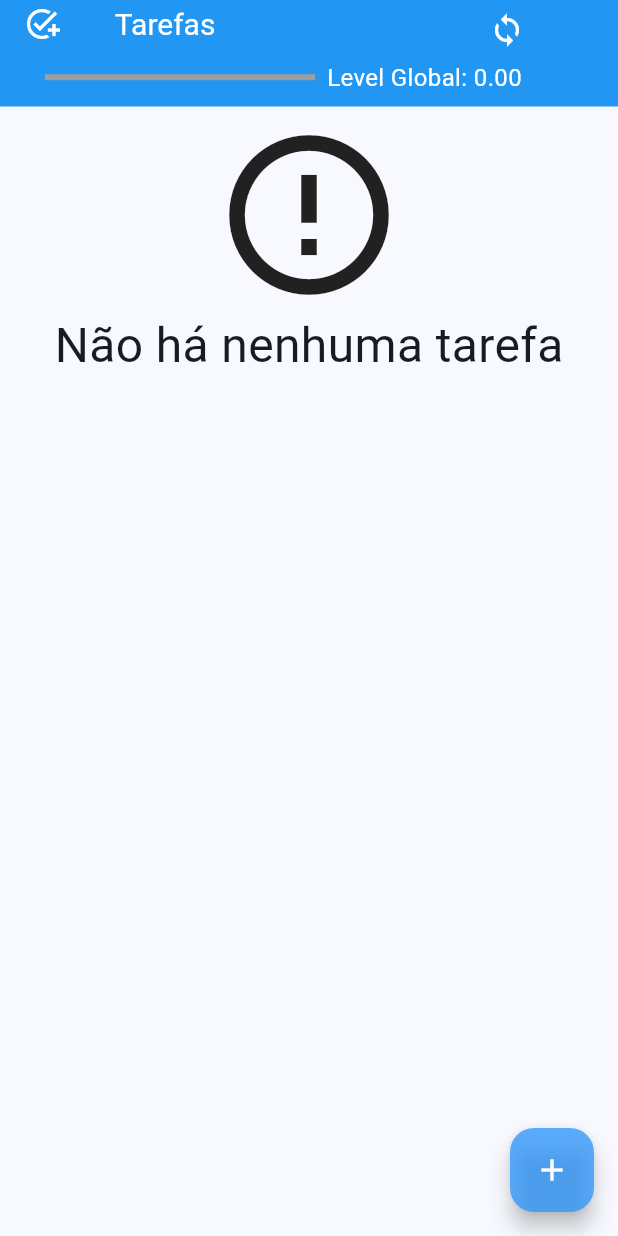
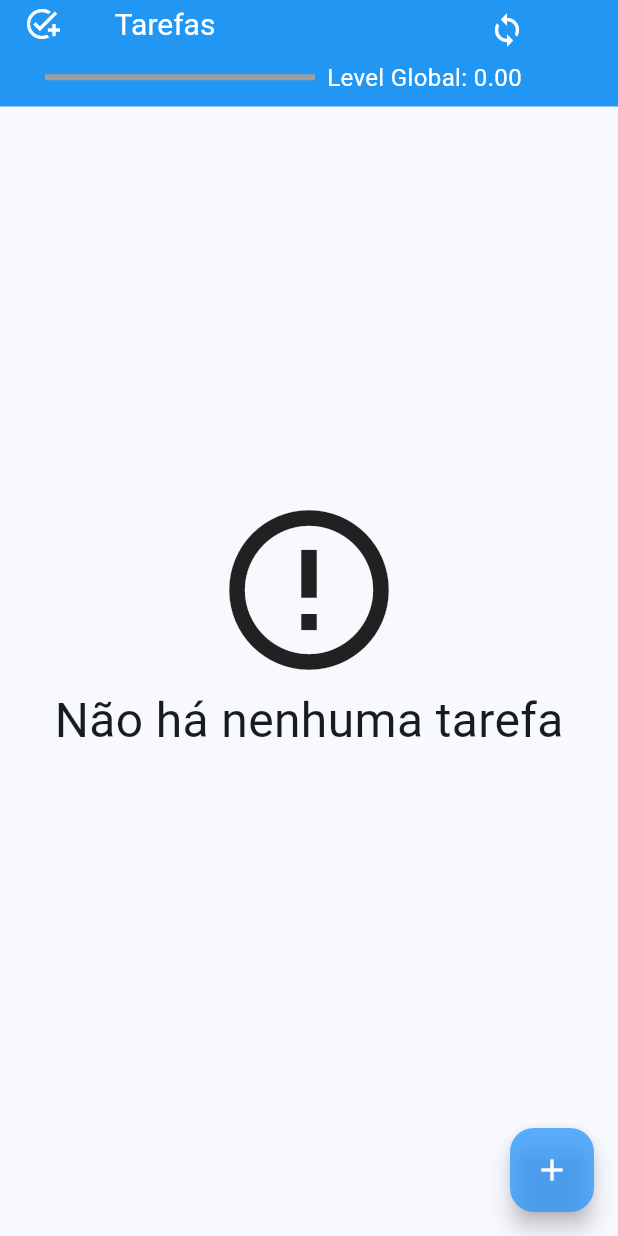
Before and after one commit to DantasMatheus/app_flutter, a Flutter app: the screen it shows after launch, on a phone screen of 412 x 824 dp. Run offline on Flutter 3.47's test engine with Material 3 defaults, Android fonts, the phone set to English and light mode, and no system bars; our stand-ins replace sqflite; accounts and stored records are empty.

```diff
--- a/lib/screens/inicial_screen.dart
+++ b/lib/screens/inicial_screen.dart
@@ -25,6 +25,10 @@ class _InicialScreenState extends State<InicialScreen> {
       }
       progressBarValue = globalLevel / 100;
     });
+  }
+
+  Future<void> _reloadTask() async {
+    setState(() {});
   }
 
   @override
@@ -75,7 +79,13 @@ class _InicialScreenState extends State<InicialScreen> {
           ),
         ],
       ),
-      body: Padding(
+      body: RefreshIndicator(
+        backgroundColor: Colors.transparent,
+        triggerMode: RefreshIndicatorTriggerMode.onEdge,
+        edgeOffset: 10,
+        displacement: 10,
+        onRefresh: _reloadTask,
+        child: Padding(
           padding: EdgeInsets.only(top: 8, bottom: 70),
           child: FutureBuilder<List<Task>>(
             future: TaskDao().findAll(),
@@ -85,21 +95,30 @@ class _InicialScreenState extends State<InicialScreen> {
                 case ConnectionState.none:
                   return Center(
                     child: Column(
-                    children: [CircularProgressIndicator(), Text('Carregando')],
+                      children: [
+                        CircularProgressIndicator(),
+                        Text('Carregando'),
+                      ],
                     ),
                   );
 
                 case ConnectionState.waiting:
                   return Center(
                     child: Column(
-                    children: [CircularProgressIndicator(), Text('Carregando')],
+                      children: [
+                        CircularProgressIndicator(),
+                        Text('Carregando'),
+                      ],
                     ),
                   );
 
                 case ConnectionState.active:
                   return Center(
                     child: Column(
-                    children: [CircularProgressIndicator(), Text('Carregando')],
+                      children: [
+                        CircularProgressIndicator(),
+                        Text('Carregando'),
+                      ],
                     ),
                   );
                 case ConnectionState.done:
@@ -163,6 +182,8 @@ class _InicialScreenState extends State<InicialScreen> {
                     }
                     return Center(
                       child: Column(
+                        mainAxisAlignment: MainAxisAlignment.center,
+                        crossAxisAlignment: CrossAxisAlignment.center,
                         children: [
                           Icon(Icons.error_outline, size: 128),
                           Text(
@@ -176,6 +197,7 @@ class _InicialScreenState extends State<InicialScreen> {
                   return Text('Erro ao carregar Tarefas');
               }
             },
+          ),
         ),
       ),
       floatingActionButton: FloatingActionButton(
```
Also changed, not shown: lib/screens/form_screen.dart (+18 -6 lines). Lines whose indentation alone changed are shown as unchanged.
